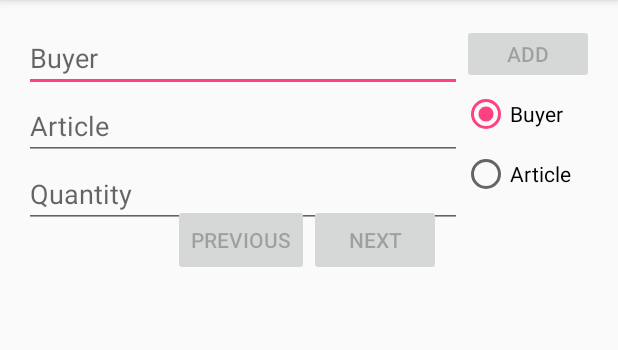
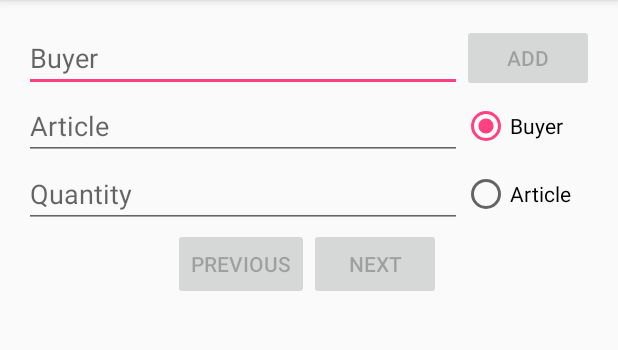
Before and after one commit to OStevan/pmu_lab_1, an Android app: the screen it shows after launch (MainActivity), on a phone screen of 412 x 824 dp, the part 84-434 px from its top. Run offline under Robolectric (Android 15) with nearby library versions, the phone set to English and light mode, and no system bars.

Commit message:
Should be working. There are some errors, nothing special.

```diff
--- a/app/src/main/java/com/example/os130004/test/MainActivity.java
+++ b/app/src/main/java/com/example/os130004/test/MainActivity.java
@@ -60,7 +60,19 @@ public class MainActivity extends AppCompatActivity implements Controller.Refres
 
 
         previous.setEnabled(controller.previousButtonState());
+        previous.setOnClickListener(new View.OnClickListener() {
+            @Override
+            public void onClick(View v) {
+                controller.previous();
+            }
+        });
         next.setEnabled(controller.nextButtonState());
+        next.setOnClickListener(new View.OnClickListener() {
+            @Override
+            public void onClick(View v) {
+                controller.next();
+            }
+        });
 
         buyerButton.setOnCheckedChangeListener(new CompoundButton.OnCheckedChangeListener() {
             @Override
--- a/app/src/main/res/layout/activity_main.xml
+++ b/app/src/main/res/layout/activity_main.xml
@@ -60,7 +60,9 @@
         <LinearLayout
             android:id="@+id/buttonPanel"
             android:layout_width="wrap_content"
-            android:layout_height="120dp"
+            android:layout_height="0dp"
+            android:layout_above="@+id/navigation_bar"
+            android:layout_alignParentTop="true"
             android:layout_alignParentEnd="true"
             android:orientation="vertical">
 
@@ -91,16 +93,16 @@
             </RadioGroup>
         </LinearLayout>
         <RelativeLayout
+            android:id="@+id/navigation_bar"
             android:layout_width="match_parent"
             android:layout_height="wrap_content"
-            android:layout_below="@id/buttonPanel">
+            android:layout_below="@id/insert_fields">
 
             <Button
                 android:id="@+id/previous"
                 android:layout_width="wrap_content"
                 android:layout_height="wrap_content"
                 android:text="@string/previous"
-                android:onClick="previous"
                 android:layout_alignEnd="@+id/dummy"/>
             <Space android:id="@+id/dummy"
                 android:layout_width="0dp"
@@ -112,7 +114,6 @@
                 android:layout_width="wrap_content"
                 android:layout_height="wrap_content"
                 android:text="@string/next"
-                android:onClick="next"
                 android:layout_alignStart="@id/dummy"/>
         </RelativeLayout>
     </RelativeLayout>
```
